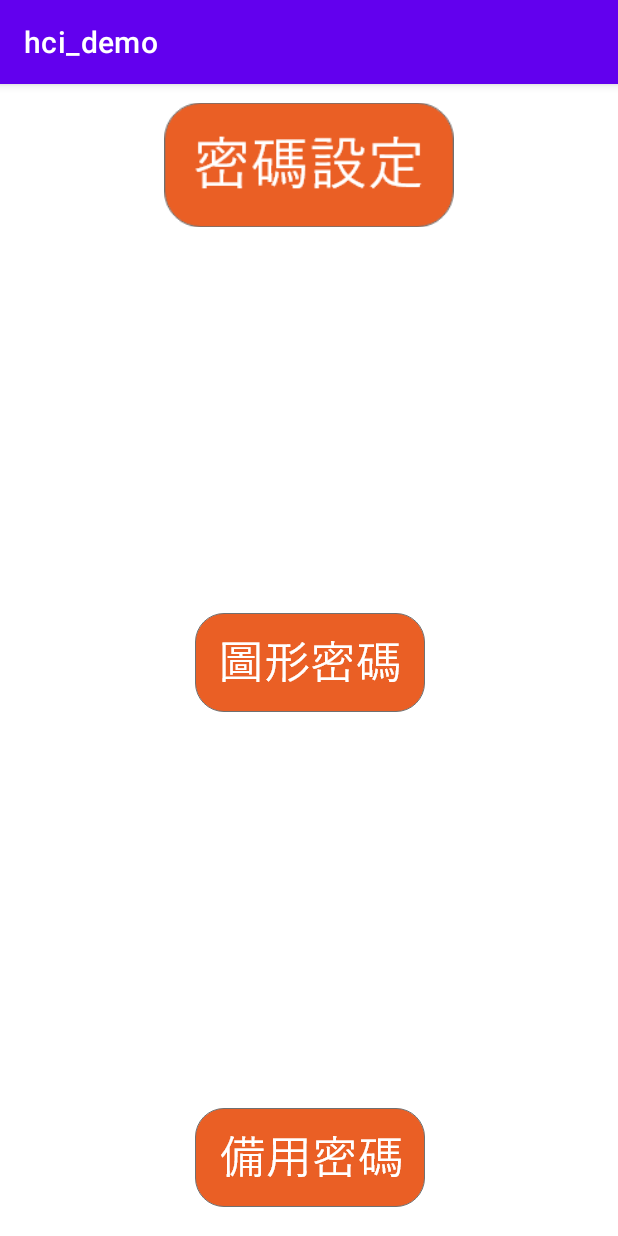
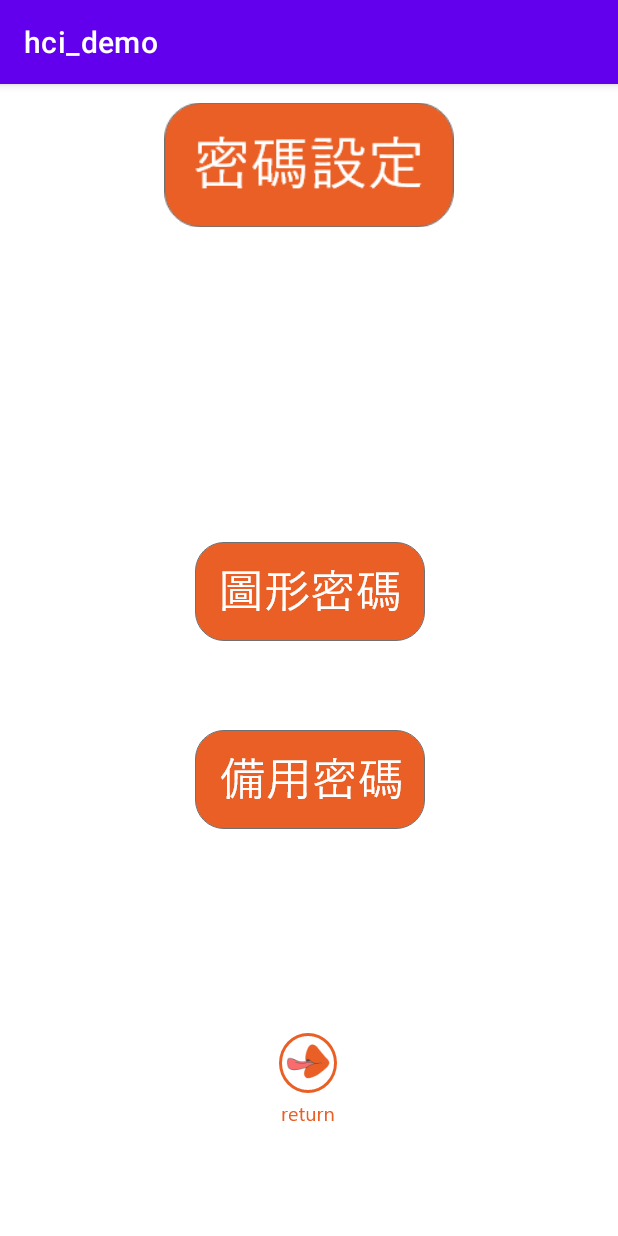
Before and after one commit to nickandsam20/HCI_Design, an Android app: the setting_passwd screen opened directly, with no data from a screen before it, on a phone screen of 412 x 824 dp. Run offline under Robolectric (Android 15) with nearby library versions, the phone set to English and light mode, and no system bars.

Commit message:
密碼設定頁加入返回鍵

```diff
--- a/app/src/main/java/com/example/hci_demo/setting_mouse_choose.java
+++ b/app/src/main/java/com/example/hci_demo/setting_mouse_choose.java
@@ -65,11 +65,11 @@ public class setting_mouse_choose extends AppCompatActivity {
                 StringBuilder result = new StringBuilder();
                 for(int i=0;i<16;i++){
                     app_state.random_mouse[i]=TBArray[i].isChecked();
-                    result.append("\nTB").append(i).append(app_state.random_mouse[i]);
+//                    result.append("\nTB").append(i).append(app_state.random_mouse[i]);
                 }
 
                 //Displaying the message in toast
-                Toast.makeText(getApplicationContext(), result.toString(), Toast.LENGTH_LONG).show();
+//                Toast.makeText(getApplicationContext(), result.toString(), Toast.LENGTH_LONG).show();
             }
 
         });
--- a/app/src/main/java/com/example/hci_demo/setting_passwd.java
+++ b/app/src/main/java/com/example/hci_demo/setting_passwd.java
@@ -38,5 +38,16 @@ public class setting_passwd extends AppCompatActivity {
                 startActivity(intent);
             }
         });
+        ImageButton returnBtn=findViewById(R.id.resttime_returnBtnPW);
+        returnBtn.setOnClickListener(new ImageButton.OnClickListener() {
+            @Override
+            public void onClick(View v) {
+                // 寫要做的事...
+                Log.d("","click");
+                Intent intent = new Intent();
+                intent.setClass(setting_passwd.this , new_menu.class);
+                startActivity(intent);
+            }
+        });
     }
 }
--- a/app/src/main/res/layout/activity_setting_difficulity.xml
+++ b/app/src/main/res/layout/activity_setting_difficulity.xml
@@ -21,7 +21,7 @@
         android:id="@+id/imageView4"
         android:layout_width="289dp"
         android:layout_height="234dp"
-        android:layout_marginTop="116dp"
+        android:layout_marginTop="368dp"
         app:layout_constraintEnd_toEndOf="parent"
         app:layout_constraintStart_toStartOf="parent"
         app:layout_constraintTop_toTopOf="parent"
@@ -31,7 +31,7 @@
         android:id="@+id/imageView5"
         android:layout_width="312dp"
         android:layout_height="182dp"
-        android:layout_marginBottom="88dp"
+        android:layout_marginBottom="396dp"
         app:layout_constraintBottom_toBottomOf="parent"
         app:layout_constraintEnd_toEndOf="parent"
         app:layout_constraintHorizontal_bias="0.494"
--- a/app/src/main/res/layout/activity_setting_passwd.xml
+++ b/app/src/main/res/layout/activity_setting_passwd.xml
@@ -13,22 +13,24 @@
         android:background="#00000000"
         app:layout_constraintBottom_toTopOf="@+id/backupPasswdBtn"
         app:layout_constraintEnd_toEndOf="parent"
-        app:layout_constraintHorizontal_bias="0.5"
+        app:layout_constraintHorizontal_bias="0.502"
 
         app:layout_constraintStart_toStartOf="parent"
         app:layout_constraintTop_toBottomOf="@+id/imageView7"
+        app:layout_constraintVertical_bias="0.9"
         app:srcCompat="@drawable/img_passwd" />
 
     <ImageButton
         android:id="@+id/backupPasswdBtn"
         android:layout_width="210dp"
         android:layout_height="105dp"
+        android:layout_marginBottom="252dp"
         android:background="#00000000"
         app:layout_constraintBottom_toBottomOf="parent"
         app:layout_constraintEnd_toEndOf="parent"
-        app:layout_constraintHorizontal_bias="0.5"
+        app:layout_constraintHorizontal_bias="0.502"
+
         app:layout_constraintStart_toStartOf="parent"
-
         app:layout_constraintTop_toBottomOf="@+id/imgPasswdBtn"
         app:srcCompat="@drawable/backup_passwd" />
 
@@ -44,4 +46,17 @@
         app:layout_constraintTop_toTopOf="parent"
         app:layout_constraintVertical_chainStyle="spread"
         app:srcCompat="@drawable/passwd_setting" />
+
+    <ImageButton
+        android:id="@+id/resttime_returnBtnPW"
+        android:layout_width="wrap_content"
+        android:layout_height="wrap_content"
+        android:background="#00FFFFFF"
+        app:layout_constraintBottom_toBottomOf="parent"
+        app:layout_constraintEnd_toEndOf="parent"
+        app:layout_constraintHorizontal_bias="0.498"
+        app:layout_constraintStart_toStartOf="parent"
+        app:layout_constraintTop_toTopOf="parent"
+        app:layout_constraintVertical_bias="0.896"
+        app:srcCompat="@drawable/return_btn" />
 </androidx.constraintlayout.widget.ConstraintLayout>
```
